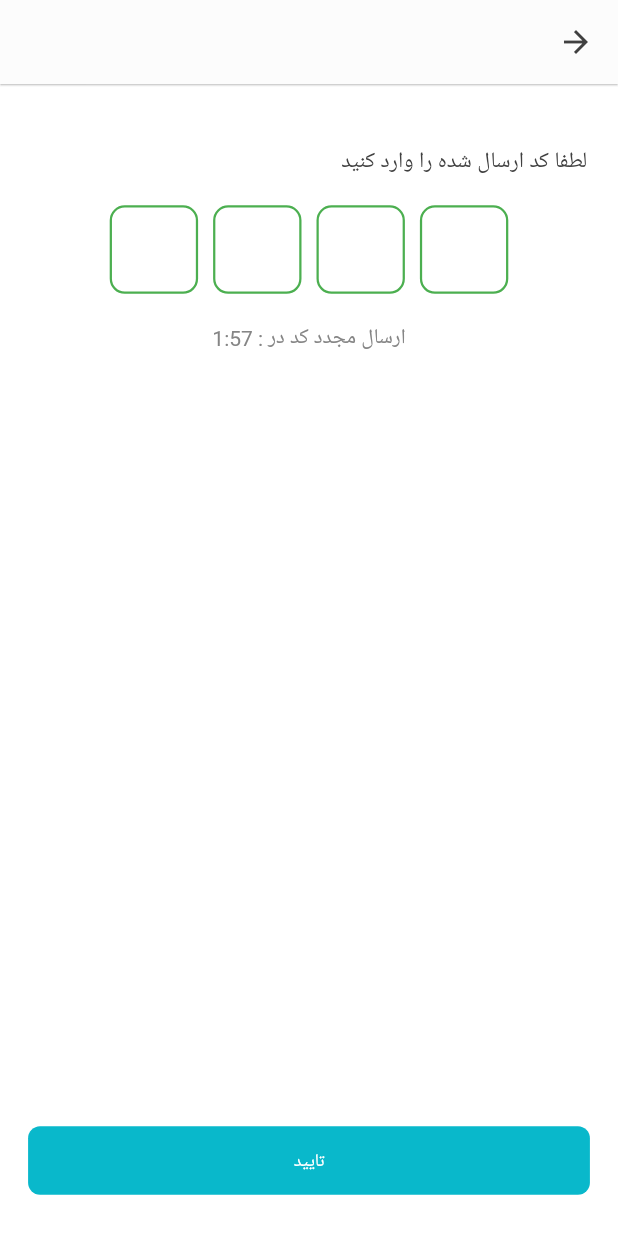
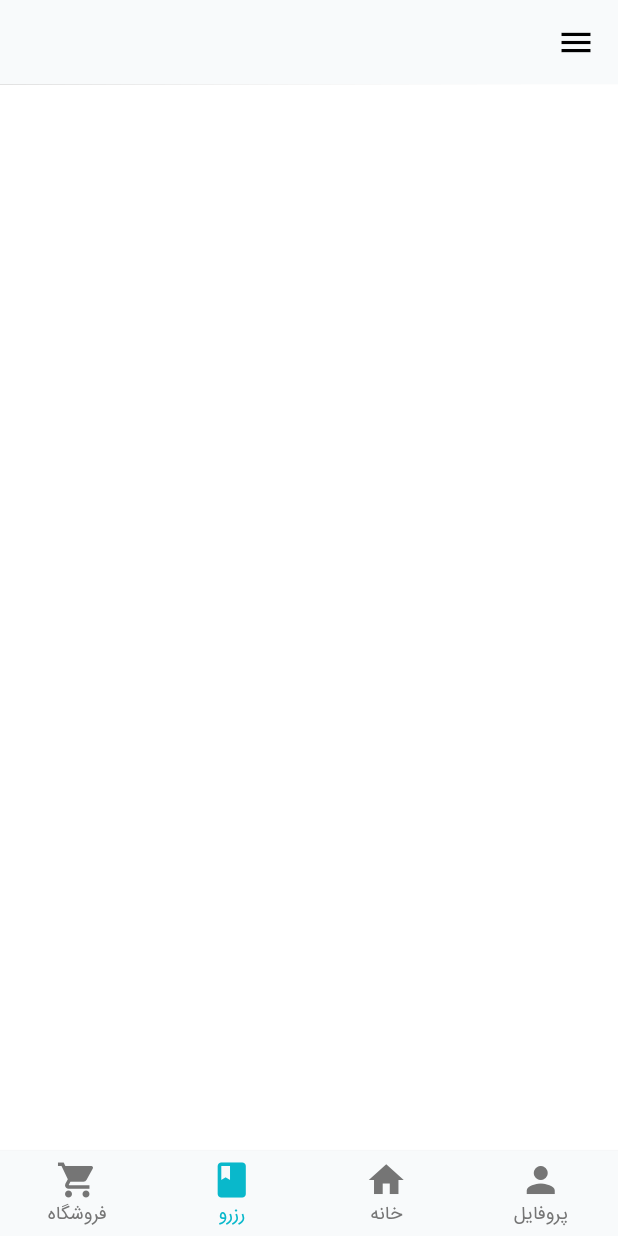
Before and after one commit to SajadRahimi1/rayaniyaresh, a Flutter app: the ValidateCodeScreen screen opened directly with empty values, after a tap on "تایید", on a phone screen of 412 x 824 dp. Run offline on Flutter 3.47's test engine with Material 2 defaults, Android fonts, the phone set to English and light mode, and no system bars; our stand-ins replace flutter_spinkit, get.

Commit message:
add some icon and image and create app bar and menu

```diff
--- /dev/null
+++ b/lib/viewmodels/home/home_viewmodel.dart
@@ -0,0 +1,31 @@
+import 'package:flutter/material.dart';
+import 'package:get/get.dart';
+
+class HomeViewController extends GetxController {
+  HomeViewController({this.initPage = 2});
+  final int initPage;
+  late final PageController pageController;
+  var currentPage = 2.obs;
+  late final GlobalKey<ScaffoldState> globalKey;
+
+  @override
+  void onInit() {
+    globalKey = GlobalKey<ScaffoldState>();
+    super.onInit();
+    Get.closeAllSnackbars();
+    currentPage.value = initPage;
+    pageController = PageController(initialPage: initPage);
+
+    currentPage.listen((p0) {
+      pageController.jumpToPage(p0);
+    });
+  }
+
+  @override
+  void dispose() {
+    // TODO: implement dispose
+    super.dispose();
+    globalKey.currentState?.dispose();
+    pageController.dispose();
+  }
+}
--- a/lib/viewmodels/login/validation_viewmodel.dart
+++ b/lib/viewmodels/login/validation_viewmodel.dart
@@ -2,6 +2,7 @@ import 'dart:async';
 
 import 'package:flutter/material.dart' show TextEditingController;
 import 'package:get/get.dart';
+import 'package:rayaniyaresh/views/pages/home/home_screen.dart';
 
 class ValidateViewModel extends GetxController {
   ValidateViewModel({required this.phoneNumber});
@@ -45,7 +46,7 @@ class ValidateViewModel extends GetxController {
     // }
   }
 
-  Future<void> validateSmsCode() async {
+  void validateSmsCode() {
     //   showMessage(message: "در حال بررسی کد");
     //   var _request = await checkCode(phoneNumber, inputCode.valueToString());
     //   if (_request.statusCode == 201 && _request.body['status'] == 200) {
@@ -74,5 +75,7 @@ class ValidateViewModel extends GetxController {
       correctCode[i].value = 1;
       Future.delayed(const Duration(seconds: 2), () {});
     }
+    Future.delayed(const Duration(seconds: 3), () {});
+    Get.offAll(() => const HomeScreen());
   }
 }
--- /dev/null
+++ b/lib/views/pages/home/home_screen.dart
@@ -0,0 +1,120 @@
+import 'dart:io';
+import 'package:get/get.dart';
+import 'package:flutter/material.dart';
+import 'package:rayaniyaresh/models/constants/colors.dart';
+import 'package:rayaniyaresh/viewmodels/home/home_viewmodel.dart';
+import 'package:rayaniyaresh/views/widgets/app_widget.dart';
+import 'package:rayaniyaresh/views/widgets/menu.dart';
+
+class HomeScreen extends StatefulWidget {
+  const HomeScreen({Key? key, this.initPage = 2}) : super(key: key);
+  final int initPage;
+
+  @override
+  State<HomeScreen> createState() => _HomeScreenState();
+}
+
+class _HomeScreenState extends State<HomeScreen> {
+  final GlobalKey<ScaffoldState> _productKey = GlobalKey<ScaffoldState>();
+
+  late final HomeViewController _controller;
+
+  @override
+  void initState() {
+    // TODO: implement initState
+    super.initState();
+    _controller = Get.put(HomeViewController(initPage: widget.initPage));
+  }
+
+  @override
+  void dispose() {
+    super.dispose();
+    _productKey.currentState?.dispose();
+    // _controller.dispose();
+  }
+
+  @override
+  Widget build(BuildContext context) {
+    bool doubleTap = false;
+    return WillPopScope(
+        onWillPop: () async {
+          FocusScope.of(context).unfocus();
+          if (_productKey.currentState?.isDrawerOpen ?? false) {
+            Navigator.of(context).pop();
+            return false;
+          }
+          // double tap to close app
+          if (!doubleTap) {
+            doubleTap = true;
+            var snackBar =
+                ScaffoldMessenger.of(context).showSnackBar(const SnackBar(
+              content: Text("برای خروج دوباره کلیک کنید"),
+              duration: Duration(milliseconds: 1500),
+            ));
+            snackBar.closed.then((value) => doubleTap = false);
+          } else {
+            exit(0);
+          }
+          return false;
+        },
+        child: Directionality(
+            textDirection: TextDirection.rtl,
+            child: SafeArea(
+                child: Scaffold(
+                    key: _productKey,
+                    resizeToAvoidBottomInset: false,
+                    drawer: const Menu(),
+                    appBar: homeAppBar(
+                      context: context,
+                    ),
+                    drawerEnableOpenDragGesture: false,
+                    backgroundColor: const Color(0xffffffff),
+                    body: Column(children: [
+                      Expanded(
+                          child: PageView(
+                        controller: _controller.pageController,
+                        physics: const NeverScrollableScrollPhysics(),
+                        children: List.generate(5, (index) => Container()),
+                      )),
+                    ]),
+                    bottomNavigationBar: Obx(() => BottomNavigationBar(
+                          elevation: 1,
+                          selectedItemColor: buttonColor,
+                          unselectedItemColor: const Color(0xff757575),
+                          backgroundColor: const Color(0xffF8FAFB),
+                          iconSize: 20,
+                          selectedFontSize: 11,
+                          unselectedFontSize: 11,
+                          type: BottomNavigationBarType.fixed,
+                          currentIndex: _controller.currentPage.value,
+                          onTap: (value) {
+                            FocusScope.of(context).requestFocus(FocusNode());
+                            FocusScope.of(context).unfocus();
+                            _controller.currentPage.value = value;
+                          },
+                          showUnselectedLabels: true,
+                          // unselectedLabelStyle: TextStyle(color: Color(0xffe3e3e3)),
+                          items: List.generate(
+                              4,
+                              (index) => BottomNavigationBarItem(
+                                    icon: Icon(
+                                      [
+                                        Icons.person,
+                                        Icons.home,
+                                        Icons.book,
+                                        Icons.shopping_cart
+                                      ][index],
+                                      size: 28,
+                                      // filterQuality: FilterQuality.medium,
+                                    ),
+                                    label: [
+                                      "پروفایل",
+                                      "خانه",
+                                      "رزرو",
+                                      "فروشگاه",
+                                      "پیمانکاری"
+                                    ][index],
+                                  )),
+                        ))))));
+  }
+}
--- a/lib/views/pages/login/validation_screen.dart
+++ b/lib/views/pages/login/validation_screen.dart
@@ -132,7 +132,7 @@ class ValidateCodeScreen extends StatelessWidget {
                           child: Text(
                             "تایید",
                             style: TextStyle(
-                                color: const Color(0xffffffff), fontSize: 12),
+                                color:  Color(0xffffffff), fontSize: 12),
                           ),
                         ),
                       )),
--- /dev/null
+++ b/lib/views/widgets/app_widget.dart
@@ -0,0 +1,19 @@
+import 'package:flutter/material.dart';
+
+AppBar homeAppBar({
+  required BuildContext context,
+}) =>
+    AppBar(
+      elevation: 0.2,
+      // backgroundColor: Color(0xff02B8CC),
+
+      backgroundColor: const Color(0xffF8FAFB),
+      leading: Builder(builder: (context) {
+        return IconButton(
+            icon: const Icon(Icons.menu, color: Color(0xff000000), size: 26),
+            onPressed: () {
+              FocusScope.of(context).unfocus();
+              Scaffold.of(context).openDrawer();
+            });
+      }),
+    );
```
Also changed, not shown: lib/main.dart (+5 -2 lines), lib/views/widgets/menu.dart (added, +284 -0 lines), pubspec.yaml (+7 -3 lines), assets/fonts/sans.ttf (added), assets/images/icons/aboutus.png (added), assets/images/icons/contact.png (added), assets/images/icons/rules.png (added), assets/images/icons/support.png (added), assets/images/images/top_menu.png (added).
